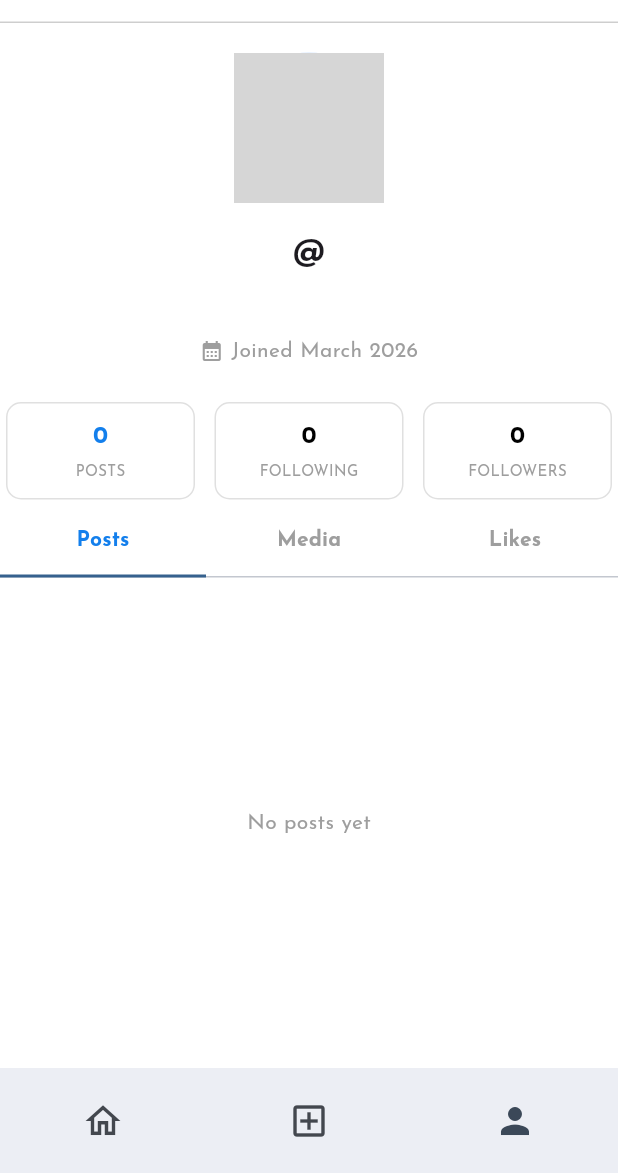
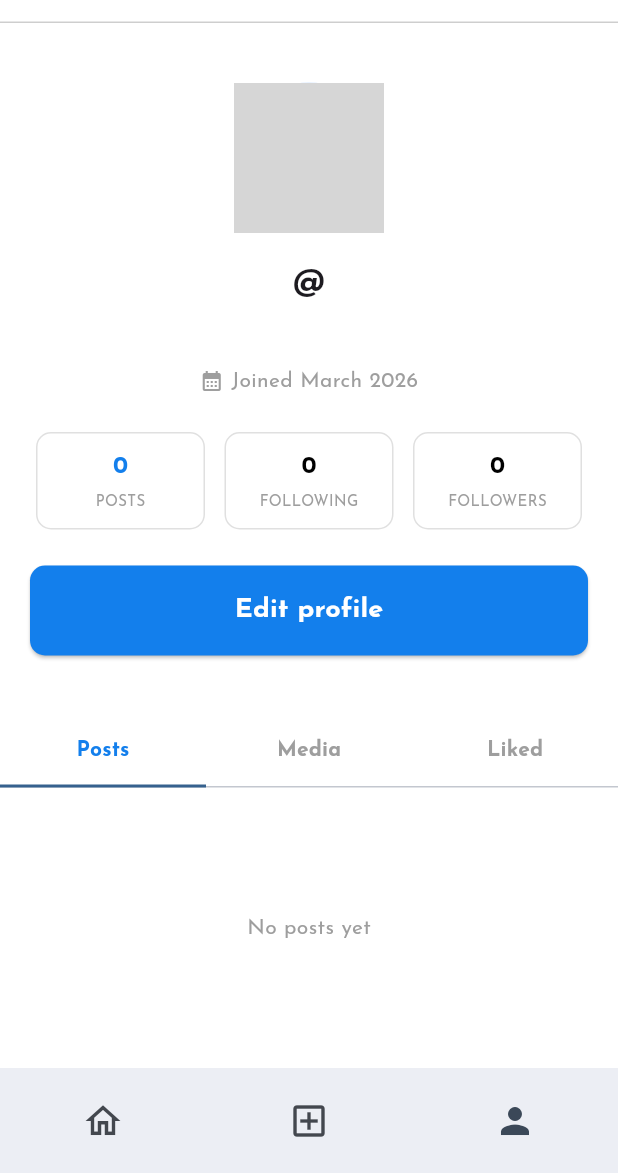
Before and after one commit to ElinorTch/mini_twitter, a Flutter app: the screen it shows once a user with an empty profile is signed in, item 3 of the bottom bar chosen, on a phone screen of 412 x 824 dp, the part 63-1236 px from its top. Run offline on Flutter 3.47's test engine with Material 3 defaults, Android fonts, the phone set to English and light mode, and no system bars; our stand-ins replace cloud_firestore, firebase_auth, firebase_core, firebase_storage, google_fonts, google_sign_in and 1 more; missing offline and left inert: firebase_ui_auth; accounts and stored records are empty; network calls fail; grey boxes are pictures that could not be loaded.

Commit message:
feat: update ProfileHeader and enhance profile page layout with padding and improved structure Get post fixed

```diff
--- a/lib/components/profile_info.dart
+++ b/lib/components/profile_info.dart
@@ -1,5 +1,6 @@
 import 'package:flutter/material.dart';
 import 'package:intl/intl.dart';
+import 'package:mini_twitter/components/button.dart';
 import 'package:mini_twitter/components/follow_card.dart';
 import 'package:mini_twitter/models/user.dart';
 import 'package:mini_twitter/services/user_service.dart';
@@ -12,7 +13,9 @@ class ProfileHeader extends StatelessWidget {
 
   @override
   Widget build(BuildContext context) {
-    return Column(
+    return Padding(
+      padding: const EdgeInsets.all(20),
+      child: Column(
         mainAxisAlignment: MainAxisAlignment.start,
         children: [
           const SizedBox(height: 20),
@@ -20,8 +23,11 @@ class ProfileHeader extends StatelessWidget {
           Center(
             child: GestureDetector(
               onTap: () async {
-              final profileUrl = await userService.uploadUserProfilePhoto(user);
-              final url = "$profileUrl?v=${DateTime.now().millisecondsSinceEpoch}";
+                final profileUrl = await userService.uploadUserProfilePhoto(
+                  user,
+                );
+                final url =
+                    "$profileUrl?v=${DateTime.now().millisecondsSinceEpoch}";
                 if (profileUrl != null) {
                   userService.updateProfilePhoto(user.uid, url);
                 }
@@ -41,22 +47,15 @@ class ProfileHeader extends StatelessWidget {
           Text(
             '@${user.pseudo}',
             textAlign: TextAlign.center,
-          style: const TextStyle(
-            fontSize: 20,
-            fontWeight: FontWeight.bold,
-          ),
+            style: const TextStyle(fontSize: 20, fontWeight: FontWeight.bold),
           ),
 
           const SizedBox(height: 10),
 
-
           Text(
             user.bio ?? '',
             textAlign: TextAlign.center,
-          style: const TextStyle(
-            fontSize: 14,
-            color: Colors.grey,
-          ),
+            style: const TextStyle(fontSize: 14, color: Colors.grey),
           ),
 
           const SizedBox(height: 10),
@@ -68,10 +67,7 @@ class ProfileHeader extends StatelessWidget {
               const SizedBox(width: 5),
               Text(
                 'Joined ${DateFormat('MMMM yyyy').format(user.joinedAt)}',
-              style: const TextStyle(
-                fontSize: 14,
-                color: Colors.grey,
-              ),
+                style: const TextStyle(fontSize: 14, color: Colors.grey),
               ),
             ],
           ),
@@ -103,7 +99,17 @@ class ProfileHeader extends StatelessWidget {
               ),
             ],
           ),
+          const SizedBox(height: 20),
+
+          PrimaryButton(
+            label: 'Edit profile',
+            isLoading: false,
+            onPressed: () {},
+          ),
+
+          const SizedBox(height: 20),
         ],
+      ),
     );
   }
 }
--- a/lib/pages/profile.dart
+++ b/lib/pages/profile.dart
@@ -102,7 +102,9 @@ class _ProfilePageState extends State<ProfilePage> {
           headerSliverBuilder: (context, innerBoxIsScrolled) {
             return [
               SliverToBoxAdapter(
-                child: ProfileHeader(user: provider.currentUser!),// ton composant
+                child: ProfileHeader(
+                  user: provider.currentUser!,
+                ),
               ),
               SliverPersistentHeader(
                 pinned: true,
@@ -111,66 +113,27 @@ class _ProfilePageState extends State<ProfilePage> {
                     labelColor: Color(0xFF137FEC),
                     unselectedLabelColor: Colors.grey,
                     indicatorSize: TabBarIndicatorSize.tab,
-                    labelStyle: TextStyle(
-                      fontWeight: FontWeight.bold,
-                    ),
+                    labelStyle: TextStyle(fontWeight: FontWeight.bold),
                     tabs: [
                       Tab(text: "Posts"),
                       Tab(text: "Media"),
-                      Tab(text: "Likes"),
+                      Tab(text: "Liked"),
                     ],
                   ),
                 ),
               ),
             ];
           },
-          body: TabBarView(
-            children: [
-              MyPostPage(posts: posts, userInfo: userInfo),
-              Center(child: Text("Photos / vidéos")),
-              Center(child: Text("Posts likés")),
-            ],
+          body: Padding(
+            padding: EdgeInsets.symmetric(horizontal: 20),
+            child: TabBarView(
+              children: [
+                MyPostPage(posts: posts, userInfo: userInfo),
+                Center(child: Text("Photos / vidéos")),
+                Center(child: Text("Posts likés")),
+              ],
+            ),
           ),
-          // body: SingleChildScrollView(
-          //   padding: const EdgeInsets.only(left: 30, right: 30),
-          //   child: Column(
-          //     mainAxisAlignment: MainAxisAlignment.start,
-          //     children: [
-          //       ProfileHeader(user: provider.currentUser!),
-
-          //       const SizedBox(height: 20),
-
-          //       PrimaryButton(label: 'Edit profile', isLoading: false, onPressed: () {}),
-
-          //       const SizedBox(height: 20),
-
-          //       TabBar(
-          //         labelColor: Color(0xFF137FEC),
-          //         unselectedLabelColor: Colors.grey,
-          //         indicatorSize: TabBarIndicatorSize.tab,
-          //         labelStyle: TextStyle(
-          //           fontWeight: FontWeight.bold,
-          //         ),
-          //         tabs: [
-          //           Tab(text: 'Posts'),
-          //           Tab(text: 'Media'),
-          //           Tab(text: 'Likes'),
-          //         ],
-          //       ),
-
-          //       SizedBox(
-          //         height: 1000,
-          //         child: TabBarView(
-          //           children: [
-          //             MyPostPage(posts: posts, userInfo: userInfo),
-          //             Center(child: Text("Photos / vidéos")),
-          //             Center(child: Text("Posts likés")),
-          //           ],
-          //         ),
-          //       ),
-          //     ],
-          //   ),
-          // )
         ),
       ),
     );
```
Lines whose indentation alone changed are shown as unchanged.
